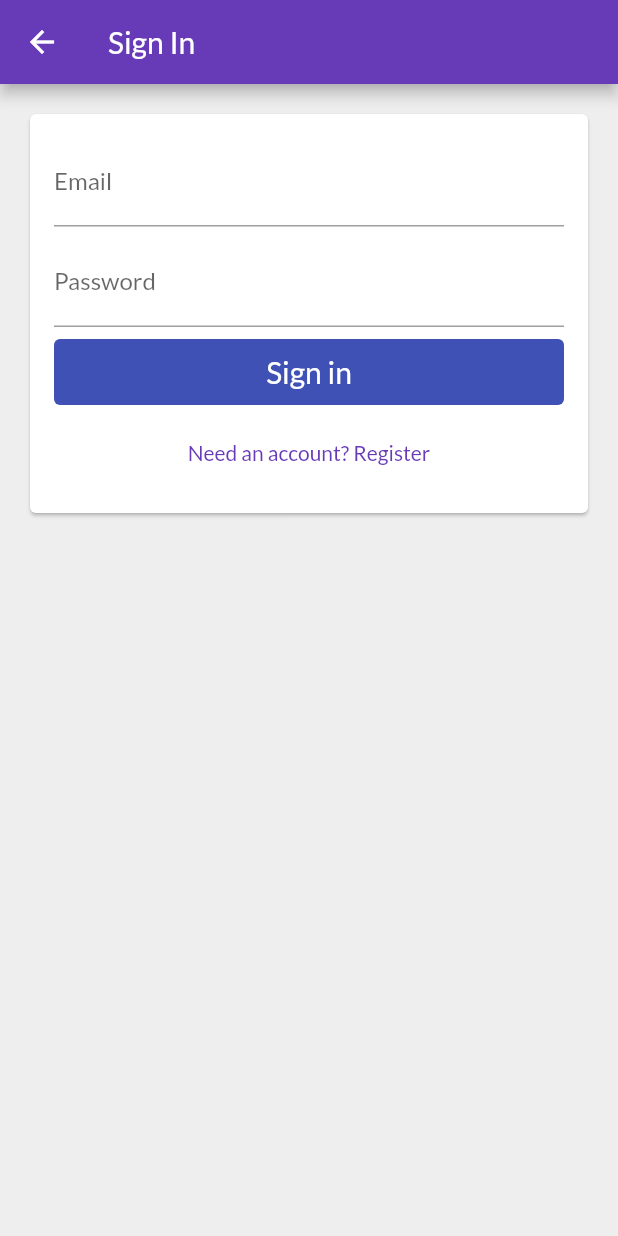
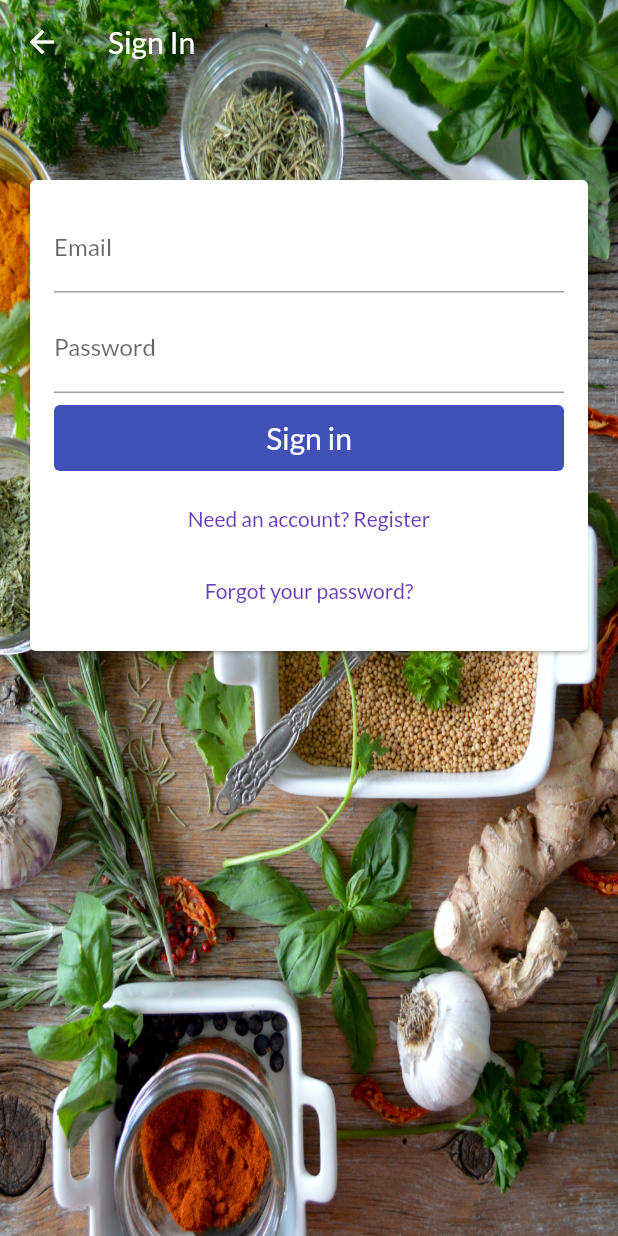
Before and after one commit to KagisoMashigo/chow_down, a Flutter app: the EmailSignInPage screen opened directly, on a phone screen of 412 x 824 dp. Run offline on Flutter 3.47's test engine with Material 2 defaults, Android fonts, the phone set to English and light mode, and no system bars; our stand-ins replace auto_size_text, cloud_firestore, firebase_auth, firebase_core, google_sign_in, rxdart; missing offline and left inert: flutter_login_facebook; accounts and stored records are empty.

Commit message:
finish UI

```diff
--- a/lib/pages/email_sign_in_page.dart
+++ b/lib/pages/email_sign_in_page.dart
@@ -6,17 +6,30 @@ class EmailSignInPage extends StatelessWidget {
   @override
   Widget build(BuildContext context) {
     return Scaffold(
+      extendBodyBehindAppBar: true,
       appBar: AppBar(
+        backgroundColor: Colors.transparent,
         title: Text('Sign In'),
-        elevation: 4.0,
+        elevation: 0.0,
       ),
-      body: SingleChildScrollView(
-        child: Padding(
-          padding: const EdgeInsets.all(16.0),
-          child: Card(
-            child: EmailSignInFormChangeNotifier.create(context),
+      body: Container(
+        decoration: BoxDecoration(
+          image: DecorationImage(
+            image: AssetImage('assets/images/board_home.jpg'),
+            fit: BoxFit.fill,
           ),
         ),
+        child: Column(children: [
+          SizedBox(
+            height: 100,
+          ),
+          Padding(
+            padding: const EdgeInsets.all(16.0),
+            child: Card(
+              child: EmailSignInFormChangeNotifier.create(context),
+            ),
+          ),
+        ]),
       ),
       backgroundColor: Colors.grey[200],
     );
--- a/lib/pages/sign_in/email_sign_in_form_change_notifier.dart
+++ b/lib/pages/sign_in/email_sign_in_form_change_notifier.dart
@@ -1,3 +1,4 @@
+import 'package:chow_down/pages/forgot_password.dart';
 import 'package:firebase_auth/firebase_auth.dart';
 import 'package:flutter/material.dart';
 import 'package:provider/provider.dart';
@@ -32,7 +33,6 @@ class _EmailSignInFormChangeNotifierState
   final TextEditingController _passwordController = TextEditingController();
   final FocusNode _emailFocusNode = FocusNode();
   final FocusNode _passwordFocusNode = FocusNode();
-
   EmailSignInChangeModel get model => widget.model;
 
   @override
@@ -85,6 +85,9 @@ class _EmailSignInFormChangeNotifierState
         child: Text(model.secondaryButtonText),
         onPressed: !model.isLoading ? _toggleFormType : null,
       ),
+      model.passwordForgotten
+          ? _showForgotPasswordButton(model.passwordForgotten)
+          : Container()
     ];
   }
 
@@ -102,6 +105,22 @@ class _EmailSignInFormChangeNotifierState
       onChanged: model.updatePassword,
       onEditingComplete: _submit,
     );
+  }
+
+  Visibility _showForgotPasswordButton(bool visible) {
+    return Visibility(
+      child: TextButton(
+          child: Text('Forgot your password?'),
+          onPressed: () => _forgotPassword(context)),
+      visible: visible,
+    );
+  }
+
+  void _forgotPassword(BuildContext context) {
+    Navigator.of(context).push(MaterialPageRoute(
+      builder: (context) => ForgotPasswordPage.create(context),
+      fullscreenDialog: true,
+    ));
   }
 
   TextField _buildEmailTextField() {
```
